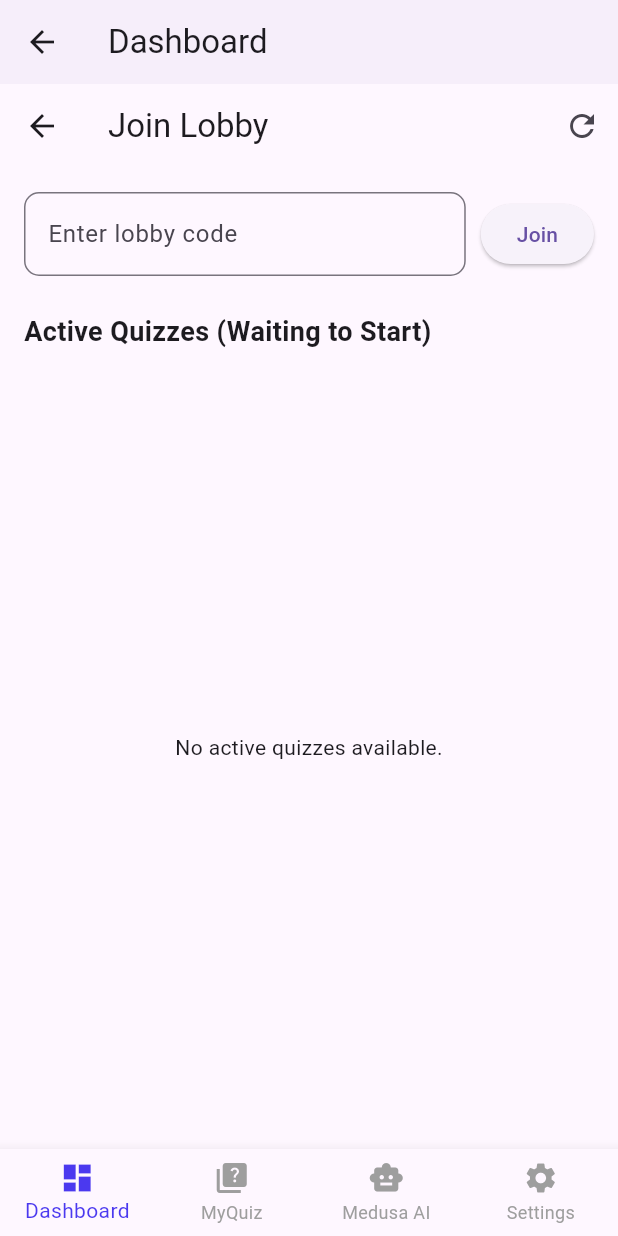
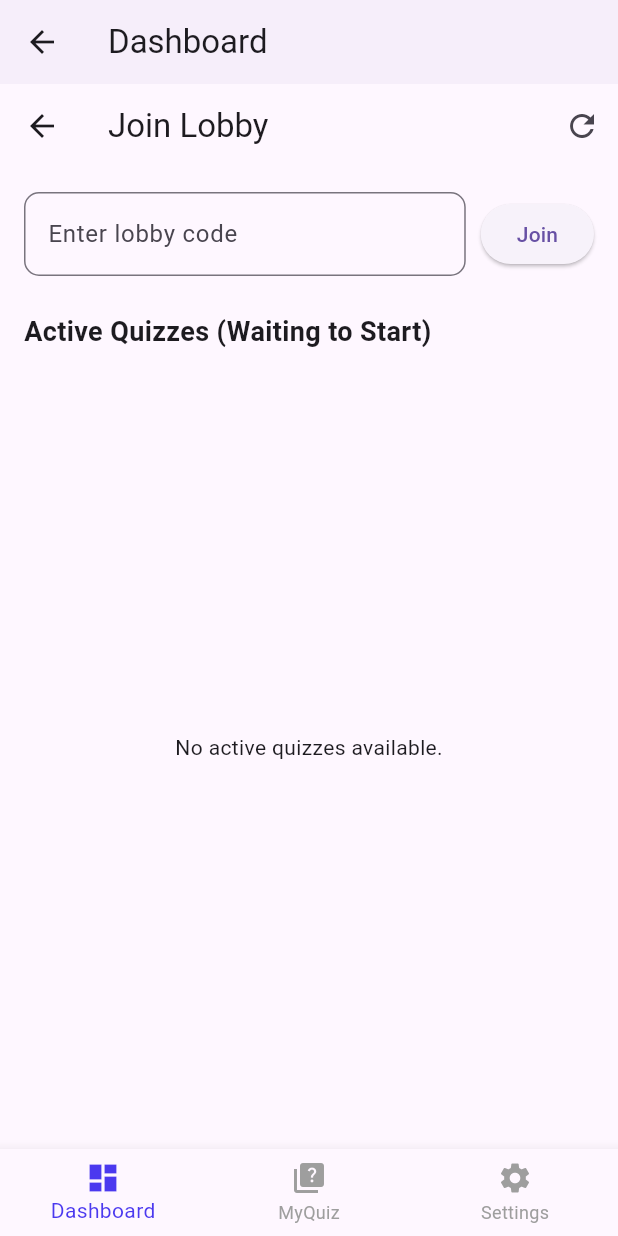
Before and after one commit to darshanvaru/Kvizz, a Flutter app: the HomeScreen screen opened directly, on a phone screen of 412 x 824 dp. Run offline on Flutter 3.47's test engine with Material 3 defaults, Android fonts, the phone set to English and light mode, and no system bars; our stand-ins replace file_picker, flutter_dotenv, flutter_svg, shared_preferences, socket_io_client; accounts and stored records are empty; network calls fail.

Commit message:
Disable Medusa AI navigation and update helper text layout in open-ended questions

```diff
--- a/lib/screens/home_page.dart
+++ b/lib/screens/home_page.dart
@@ -1,5 +1,4 @@
 import 'package:flutter/material.dart';
-import 'package:kvizz/screens/prompt_screen.dart';
 import 'package:kvizz/screens/settings_screen.dart';
 import 'package:provider/provider.dart';
 
@@ -13,14 +12,14 @@ class HomeScreen extends StatelessWidget {
   static const List<Widget> _pages = [
     DashboardScreen(),
     MyQuizzesScreen(),
-    PromptScreen(),
+    // PromptScreen(),
     SettingsScreen(),
   ];
 
   static const List<String> _titles = [
     'Dashboard',
     'My Quizzes',
-    'Medusa AI',
+    // 'Medusa AI',
     'Settings',
   ];
 
@@ -45,10 +44,10 @@ class HomeScreen extends StatelessWidget {
                 label: 'Dashboard',
               ),
               BottomNavigationBarItem(icon: Icon(Icons.quiz), label: 'MyQuiz'),
-              BottomNavigationBarItem(
-                icon: Icon(Icons.smart_toy),
-                label: 'Medusa AI',
-              ),
+              // BottomNavigationBarItem(
+              //   icon: Icon(Icons.smart_toy),
+              //   label: 'Medusa AI',
+              // ),
               BottomNavigationBarItem(
                 icon: Icon(Icons.settings),
                 label: 'Settings',
--- a/lib/widgets/question_types_widgets/open_ended_question_widget.dart
+++ b/lib/widgets/question_types_widgets/open_ended_question_widget.dart
@@ -73,6 +73,7 @@ class _OpenEndedQuestionWidgetState extends State<OpenEndedQuestionWidget> {
             border: OutlineInputBorder(),
             hintText: "Enter comma-separated possible answers (e.g., Paris, paris, PARIS)",
             helperText: "Multiple acceptable answers can be separated by commas",
+            helperMaxLines: 2
           ),
           onChanged: (value) {
             _updateModel();
```
